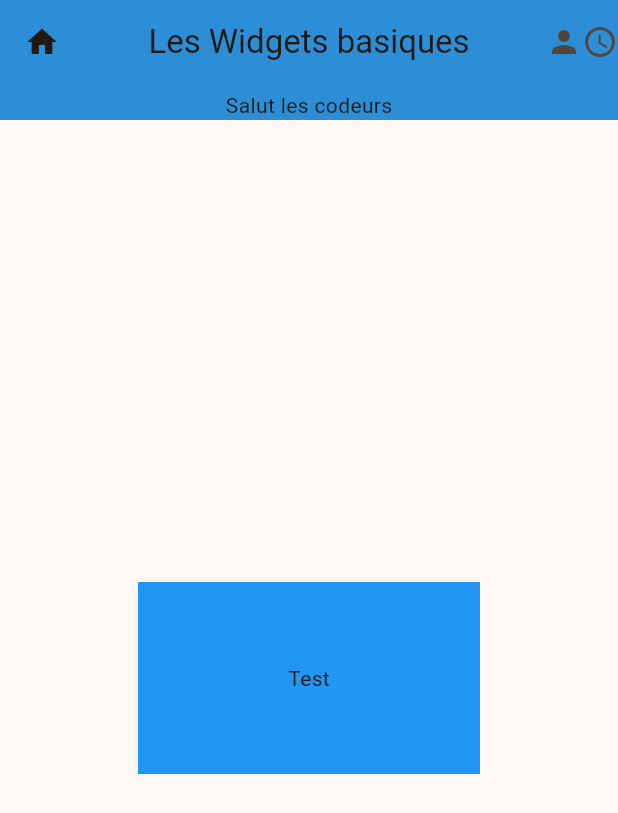
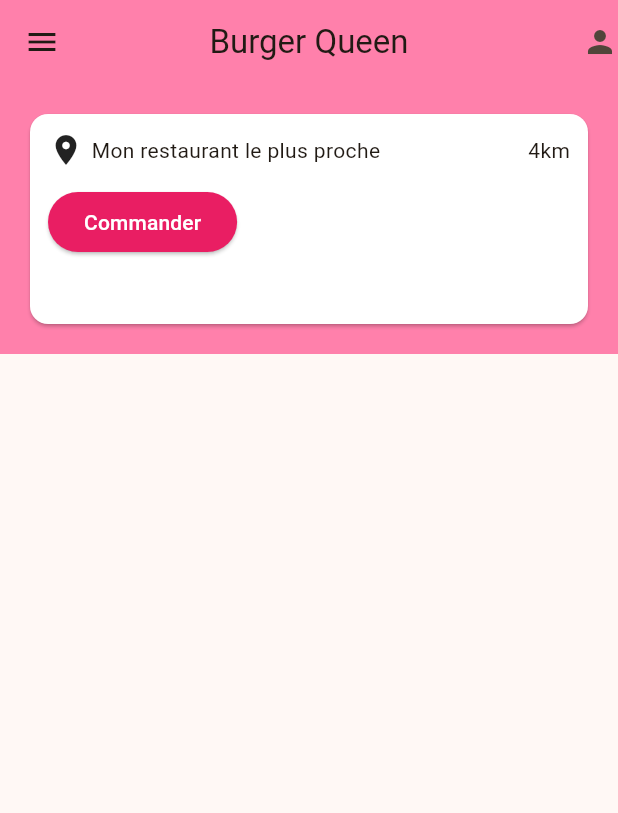
Before and after one commit to Trykxx/basic_flutter_widgets, a Flutter app: the screen it shows after launch, on a phone screen of 412 x 824 dp. Shown: the top 813 px of the screen. Run offline on Flutter 3.47's test engine with Material 3 defaults, Android fonts, the phone set to English and light mode, and no system bars.

Commit message:
first commit

```diff
--- a/lib/main.dart
+++ b/lib/main.dart
@@ -2,7 +2,7 @@ import 'package:flutter/material.dart';
 import 'package:flutter/services.dart';
 
 void main() {
-  runApp(const MyApp(appTitle: "Les Widgets basiques",));
+  runApp(const MyApp(appTitle: "Burger Queen",));
 }
 
 // Classe qui hérite de Stateless
@@ -39,30 +39,61 @@ class MyHomePage extends StatelessWidget {
     return Scaffold(
       appBar: AppBar(
         title: Text(title),
-        leading: const Icon(Icons.home),
+        leading: const Icon(Icons.menu),
         actions: const [
             Icon(Icons.person),
-            Icon(Icons.access_time)
         ],
-        bottom: const PreferredSize(
-            preferredSize: Size.fromHeight(24),
-            child: Text("Salut les codeurs")
-        ),
-        backgroundColor: Colors.blue,
-        elevation: 8, // Fait un boxshadow mais on le voit pas sur useMaterial 3
+        backgroundColor: Colors.pinkAccent.shade100,
         centerTitle: true,
       ),
-      body: Center(
-        child: Container(
-          color: Colors.blue, // Entre en conflit avec la couleur de la BoxDecoration
-          height: 128,
-          width: 228,
-          alignment: Alignment.center,
-          margin: const EdgeInsets.all(16),
-          padding: const EdgeInsets.all(16),
-          child: const Text("Test"),
+        body: SingleChildScrollView(
+          child: Column(
+            children: [
+              Container(
+                width: double.infinity,
+                height: 180, // Augmenté légèrement pour accommoder le nouveau contenu
+                color: Colors.pinkAccent.shade100,
+                child: Padding(
+                  padding: EdgeInsets.all(16.0),
+                  child: Card(
+                    color: Colors.white,
+                    child: Padding(
+                      padding: EdgeInsets.all(12.0),
+                      child: Column(
+                        crossAxisAlignment: CrossAxisAlignment.start,
+                        children: [
+                          // Première ligne : localisation et distance
+                          Row(
+                            children: [
+                              Icon(Icons.location_on),
+                              SizedBox(width: 5),
+                              Text("Mon restaurant le plus proche"),
+                              Spacer(),
+                              Text("4km"),
+                            ],
+                          ),
+
+                          SizedBox(height: 12), // Espace entre la ligne et le bouton
+
+                          // Bouton Commander
+                          ElevatedButton(
+                            onPressed: () {},
+                            style: ElevatedButton.styleFrom(
+                              backgroundColor: Colors.pink,
+                            ),
+                            child: Text(
+                                "Commander",
+                                style: TextStyle(color: Colors.white)),
+                          ),
+                        ],
+                      ),
+                    ),
+                  ),
+                ),
+              ),
+            ],
+          ),
         )
-      )
     );
   }
 }
```
